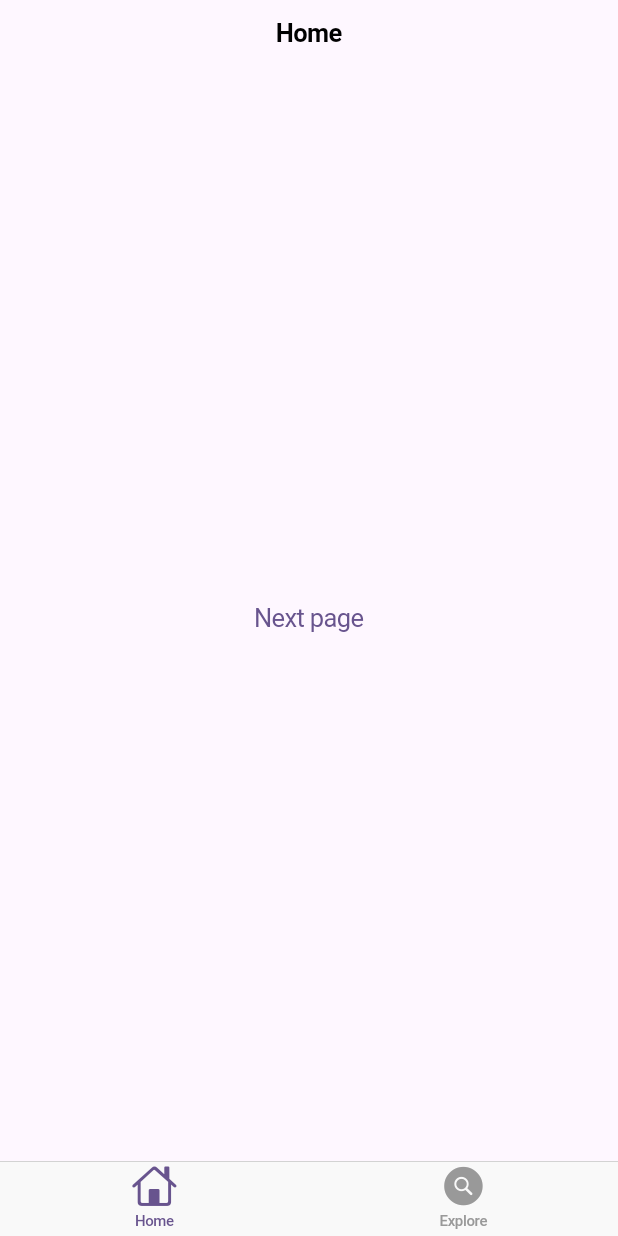
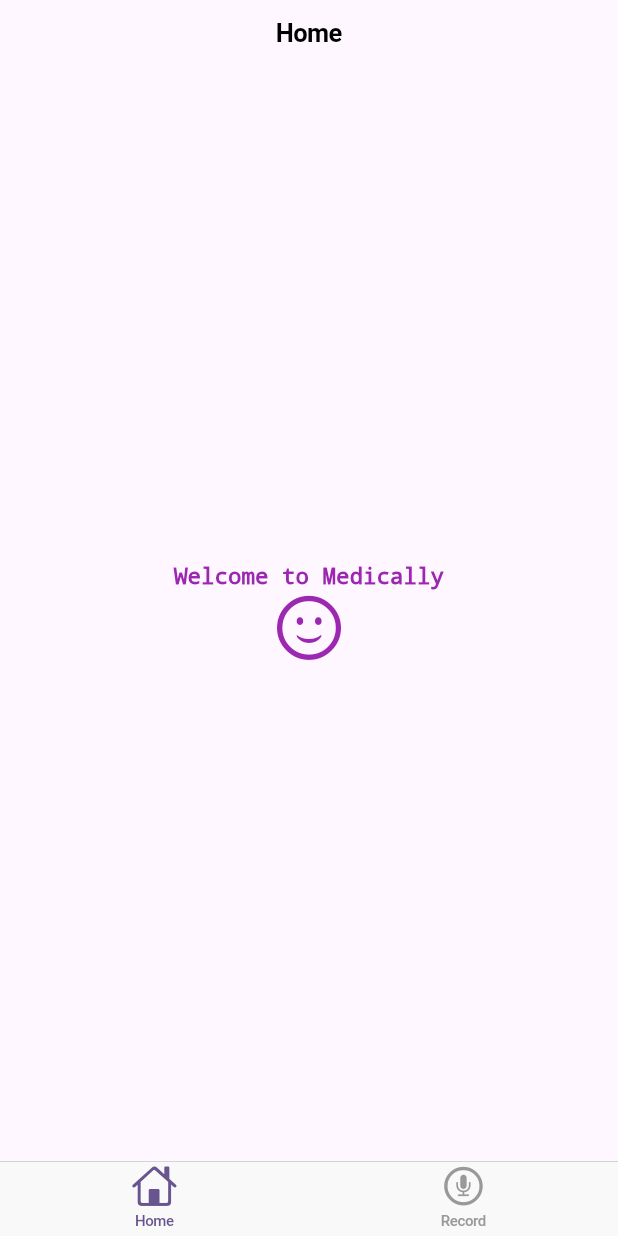
Before and after one commit to Yaltuzz/medically, a Flutter app: the screen it shows after launch, on a phone screen of 412 x 824 dp. Run offline on Flutter 3.47's test engine with Material 3 defaults, Android fonts, the light colour scheme and no system bars; our stand-ins replace audioplayers, flutter_riverpod, go_router; missing offline and left inert: record.

Commit message:
Voice recording (#2)

```diff
--- a/lib/main_app_screen/explore_tab.dart
+++ /dev/null
@@ -1,20 +0,0 @@
-import 'package:flutter/cupertino.dart';
-
-class ExploreTab extends StatelessWidget {
-  const ExploreTab({Key? key}) : super(key: key);
-
-  @override
-  Widget build(BuildContext context) {
-    return CupertinoPageScaffold(
-      navigationBar: const CupertinoNavigationBar(
-        middle: Text('Explore'),
-      ),
-      child: Center(
-        child: CupertinoButton(
-          child: const Text('Next page'),
-          onPressed: () {},
-        ),
-      ),
-    );
-  }
-}
--- a/lib/main_app_screen/home_tab.dart
+++ b/lib/main_app_screen/home_tab.dart
@@ -1,18 +1,40 @@
 import 'package:flutter/cupertino.dart';
+import 'package:flutter/material.dart';
 
 class HomeTab extends StatelessWidget {
   const HomeTab({Key? key}) : super(key: key);
 
   @override
   Widget build(BuildContext context) {
-    return CupertinoPageScaffold(
-      navigationBar: const CupertinoNavigationBar(
+    return const CupertinoPageScaffold(
+      navigationBar: CupertinoNavigationBar(
         middle: Text('Home'),
       ),
-      child: Center(
-        child: CupertinoButton(
-          child: const Text('Next page'),
-          onPressed: () {},
+      child: SafeArea(
+        child: Center(
+          child: Padding(
+            padding: EdgeInsets.symmetric(horizontal: 20),
+            child: Expanded(
+              child: Column(
+                mainAxisAlignment: MainAxisAlignment.center,
+                children: [
+                  Text(
+                    'Welcome to Medically',
+                    style: TextStyle(
+                      color: Colors.purple,
+                      fontSize: 15,
+                      decoration: TextDecoration.none,
+                    ),
+                  ),
+                  Icon(
+                    CupertinoIcons.smiley,
+                    color: Colors.purple,
+                    size: 50,
+                  ),
+                ],
+              ),
+            ),
+          ),
         ),
       ),
     );
--- a/lib/main_app_screen/main_app_screen.dart
+++ b/lib/main_app_screen/main_app_screen.dart
@@ -1,5 +1,5 @@
 import 'package:flutter/cupertino.dart';
-import 'package:medically/main_app_screen/explore_tab.dart';
+import 'package:medically/main_app_screen/recording_tab.dart';
 import 'package:medically/main_app_screen/home_tab.dart';
 
 class MainAppScreen extends StatelessWidget {
@@ -15,8 +15,8 @@
             label: 'Home',
           ),
           BottomNavigationBarItem(
-            icon: Icon(CupertinoIcons.search_circle_fill),
-            label: 'Explore',
+            icon: Icon(CupertinoIcons.mic_circle),
+            label: 'Record',
           ),
         ],
       ),
@@ -27,7 +27,7 @@
               case 0:
                 return const HomeTab();
               case 1:
-                return const ExploreTab();
+                return const RecordingTab();
               default:
                 return Container();
             }
```
Also changed, not shown: lib/main_app_screen/recording_tab.dart (added, +67 -0 lines), pubspec.yaml (+5 -2 lines), pubspec.lock, 19 other files.
